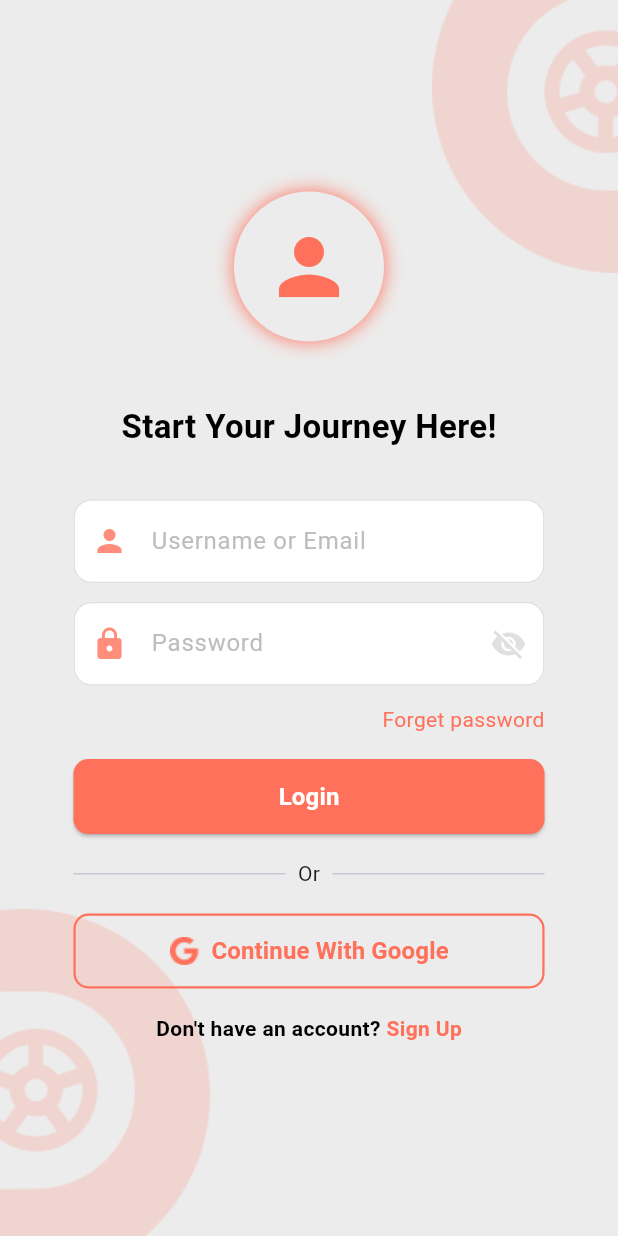
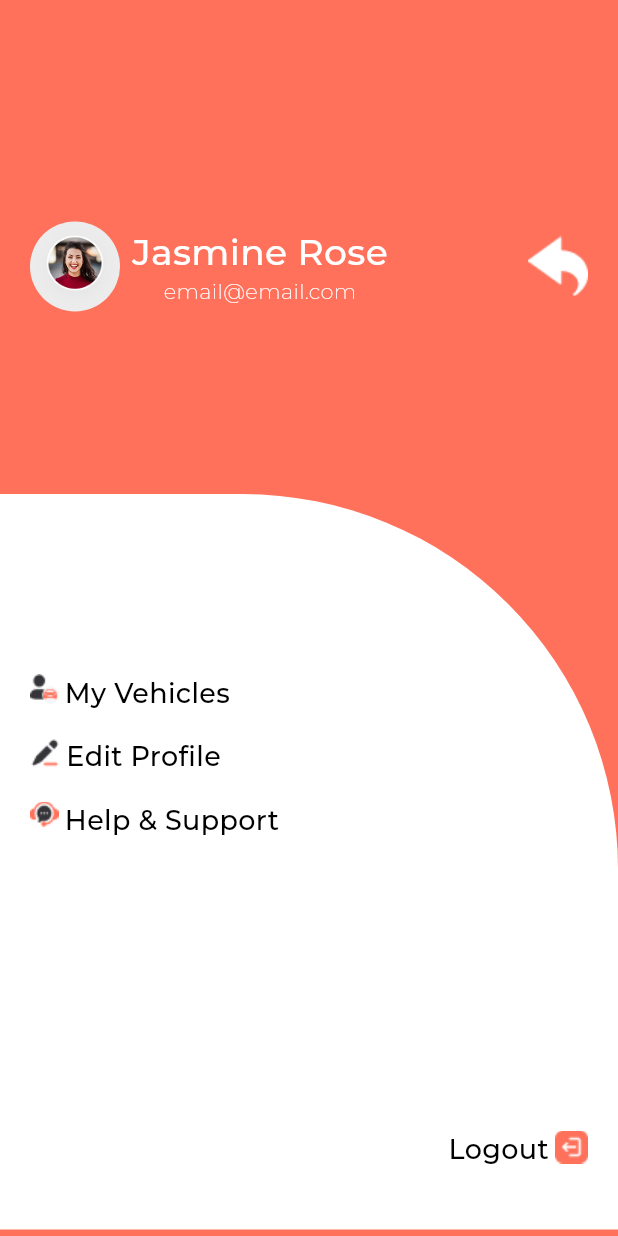
Before and after one commit to Ushna-FS/FixiBot-FYP, a Flutter app: the Login screen opened by its route, after a tap on "Continue With Google", on a phone screen of 412 x 824 dp. Run offline on Flutter 3.47's test engine with Material 3 defaults, Android fonts, the phone set to English and light mode, and no system bars; our stand-ins replace get, google_fonts.

Commit message:
profile screen

```diff
--- /dev/null
+++ b/lib/bindings/initialBinding.dart
@@ -0,0 +1,14 @@
+import 'package:get/get.dart';
+
+import '../screens/auth/controller/login_controller.dart';
+import '../screens/auth/controller/signUp_controller.dart';
+
+class InitialBinding extends Bindings{
+  @override
+  void dependencies(){
+    Get.lazyPut<LoginController>(()=>LoginController(),fenix:true);
+    Get.lazyPut<SignupController>(()=>SignupController(),fenix: true);
+
+  }
+
+}
--- a/lib/constants/app_fontStyles.dart
+++ b/lib/constants/app_fontStyles.dart
@@ -9,5 +9,20 @@ class AppFonts {
     height: 73.14 / 60,
     color: AppColors.textColor,
   );
+  static TextStyle montserratHeading = GoogleFonts.montserrat(
+    fontWeight: FontWeight.w500,
+    fontSize: 24,
+    color: AppColors.textColor,
+  );
 
+  static TextStyle montserratText = GoogleFonts.montserrat(
+    fontWeight: FontWeight.w200,
+    fontSize: 14,
+    color: AppColors.textColor,
+  );
+  static TextStyle montserratText2 = GoogleFonts.montserrat(
+    fontWeight: FontWeight.w500,
+    fontSize: 18,
+    color: AppColors.textColor2,
+  );
 }
--- a/lib/main.dart
+++ b/lib/main.dart
@@ -1,3 +1,4 @@
+import 'package:fixibot_app/bindings/initialBinding.dart';
 import 'package:fixibot_app/screens/splashScreen.dart';
 import 'package:flutter/material.dart';
 import 'package:get/get.dart';
@@ -16,6 +17,7 @@ class MyApp extends StatelessWidget {
   @override
   Widget build(BuildContext context) {
     return GetMaterialApp(
+      initialBinding: InitialBinding(),
       debugShowCheckedModeBanner: false,
       home: Splashscreen(),
       getPages: AppPages.pages,
--- a/lib/screens/auth/controller/login_controller.dart
+++ b/lib/screens/auth/controller/login_controller.dart
@@ -1,7 +1,7 @@
+import 'package:fixibot_app/screens/profile/view/profile.dart';
 import 'package:get/get.dart';
 import 'package:flutter/material.dart';
 import '../view/signup.dart';
-
 
 class LoginController extends GetxController {
   var usernameController = TextEditingController();
@@ -15,14 +15,14 @@ class LoginController extends GetxController {
     isPasswordVisible.value = !isPasswordVisible.value;
   }
 
-
-  void login() async{
+  void login() async {
     if (emailController.text.isEmpty || passwordController.text.isEmpty) {
       Get.snackbar("Error", "Please fill in all fields",
-          snackPosition: SnackPosition.BOTTOM, backgroundColor: Colors.red, colorText: Colors.white);
+          snackPosition: SnackPosition.BOTTOM,
+          backgroundColor: Colors.red,
+          colorText: Colors.white);
       return;
     }
-
   }
 
   void onClose() {
@@ -34,9 +34,10 @@ class LoginController extends GetxController {
   void LogInNavigation() {
     Get.to(SignupScreen());
   }
+
   void googleLogIn() {
     // Simulate Google Sign In
     // Get.to(LoginPage());
+    Get.to(ProfileScreen());
   }
-
 }
--- a/lib/screens/auth/view/login.dart
+++ b/lib/screens/auth/view/login.dart
@@ -17,7 +17,7 @@ class _LoginState extends State<Login> {
   @override
   Widget build(BuildContext context) {
     final Size screenSize = MediaQuery.of(context).size;
-    final LoginController controller = Get.put((LoginController()));
+    final LoginController controller = Get.find<LoginController>();
 
     return Scaffold(
       backgroundColor: AppColors.secondaryColor,
@@ -113,7 +113,9 @@ class _LoginState extends State<Login> {
                         width: 20,
                         height: 20,
                       ),
-                      onPressed: () {},
+                      onPressed: () {
+                        controller.googleLogIn();
+                      },
                     ),
                     SizedBox(height: screenSize.height * 0.02),
                     Row(
--- a/lib/screens/auth/view/signup.dart
+++ b/lib/screens/auth/view/signup.dart
@@ -10,7 +10,7 @@ class SignupScreen extends StatelessWidget {
 
   @override
   Widget build(BuildContext context) {
-    final SignupController controller = Get.put(SignupController());
+    final SignupController controller = Get.find<SignupController>();
     final Size screenSize = MediaQuery.of(context).size;
 
     return Scaffold(
--- /dev/null
+++ b/lib/screens/profile/view/profile.dart
@@ -0,0 +1,180 @@
+import 'package:fixibot_app/constants/app_colors.dart';
+import 'package:fixibot_app/screens/auth/view/login.dart';
+import 'package:flutter/material.dart';
+import 'package:get/get.dart';
+
+import '../../../constants/app_fontStyles.dart';
+
+class ProfileScreen extends StatelessWidget {
+  const ProfileScreen({super.key});
+
+  @override
+  Widget build(BuildContext context) {
+    final Size screenSize = MediaQuery.of(context).size;
+    return Scaffold(
+      backgroundColor: AppColors.mainColor,
+      body: Padding(
+        padding: const EdgeInsets.only(top: 24),
+        child: Column(
+          children: [
+            SizedBox(
+              height: screenSize.height * 0.15,
+            ),
+            Padding(
+              padding: const EdgeInsets.only(left: 20.0, right: 20.0),
+              child: Row(
+                mainAxisAlignment: MainAxisAlignment.spaceBetween,
+                crossAxisAlignment: CrossAxisAlignment.center,
+                children: [
+                  Row(
+                    mainAxisAlignment: MainAxisAlignment.center,
+                    crossAxisAlignment: CrossAxisAlignment.center,
+                    children: [
+                      CircleAvatar(
+                          backgroundColor: AppColors.secondaryColor,
+                          radius: 30,
+                          child: Image.asset(
+                            "assets/icons/profileImg.png",
+                            height: 300,
+                            width: 300,
+                          )),
+                      Padding(
+                        padding: const EdgeInsets.only(left: 8.0),
+                        child: Column(
+                          children: [
+                            Text(
+                              "Jasmine Rose",
+                              style: AppFonts.montserratHeading,
+                            ),
+                            Text(
+                              "email@email.com",
+                              style: AppFonts.montserratText,
+                            )
+                          ],
+                        ),
+                      )
+                    ],
+                  ),
+                  GestureDetector(
+                      onTap: () {
+                        //Back Button
+                        Get.back();
+                      },
+                      child: Image.asset("assets/icons/backWhiteArrow.png"))
+                ],
+              ),
+            ),
+            SizedBox(
+              height: screenSize.height * 0.1478,
+            ),
+            Stack(
+              children: [
+                Container(
+                  decoration: const BoxDecoration(
+                      color: AppColors.textColor,
+                      borderRadius:
+                          BorderRadius.only(topRight: Radius.circular(250))),
+                  width: screenSize.width * 1,
+                  height: screenSize.height * 0.595,
+                ),
+                Positioned(
+                    top: 100,
+                    child: Padding(
+                      padding: const EdgeInsets.all(20.0),
+                      child: Column(
+                        crossAxisAlignment: CrossAxisAlignment.start,
+                        children: [
+                          GestureDetector(
+                            onTap: () {},
+                            child: Row(
+                              mainAxisAlignment: MainAxisAlignment.center,
+                              crossAxisAlignment: CrossAxisAlignment.start,
+                              children: [
+                                Image.asset("assets/icons/profile.png"),
+                                SizedBox(
+                                  width: screenSize.width * 0.01,
+                                ),
+                                Text(
+                                  "My Vehicles",
+                                  style: AppFonts.montserratText2,
+                                )
+                              ],
+                            ),
+                          ),
+                          SizedBox(
+                            height: screenSize.height * 0.02,
+                          ),
+                          GestureDetector(
+                            onTap: () {},
+                            child: Row(
+                              mainAxisAlignment: MainAxisAlignment.center,
+                              crossAxisAlignment: CrossAxisAlignment.start,
+                              children: [
+                                Image.asset("assets/icons/editText.png"),
+                                SizedBox(
+                                  width: screenSize.width * 0.01,
+                                ),
+                                Text(
+                                  "Edit Profile",
+                                  style: AppFonts.montserratText2,
+                                )
+                              ],
+                            ),
+                          ),
+                          SizedBox(
+                            height: screenSize.height * 0.02,
+                          ),
+                          GestureDetector(
+                            onTap: () {},
+                            child: Row(
+                              mainAxisAlignment: MainAxisAlignment.center,
+                              crossAxisAlignment: CrossAxisAlignment.start,
+                              children: [
+                                Image.asset("assets/icons/help.png"),
+                                SizedBox(
+                                  width: screenSize.width * 0.01,
+                                ),
+                                Text(
+                                  "Help & Support",
+                                  style: AppFonts.montserratText2,
+                                )
+                              ],
+                            ),
+                          ),
+                          SizedBox(
+                            height: screenSize.height * 0.01,
+                          ),
+                        ],
+                      ),
+                    )),
+                Positioned(
+                    bottom: 40,
+                    right: 20,
+                    child: GestureDetector(
+                      onTap: () {
+                        // LogOut Button
+                        Get.to(const Login());
+                      },
+                      child: Row(
+                        mainAxisAlignment: MainAxisAlignment.center,
+                        crossAxisAlignment: CrossAxisAlignment.start,
+                        children: [
+                          Text(
+                            "Logout",
+                            style: AppFonts.montserratText2,
+                          ),
+                          SizedBox(
+                            width: screenSize.width * 0.01,
+                          ),
+                          Image.asset("assets/icons/logout.png"),
+                        ],
+                      ),
+                    ))
+              ],
+            ),
+          ],
+        ),
+      ),
+    );
+  }
+}
```
Also changed, not shown: assets/icons/backArrow.png (added), assets/icons/backWhiteArrow.png (added), assets/icons/editText.png (added), assets/icons/help.png (added), assets/icons/logout.png (added), assets/icons/profile.png (added), assets/icons/profileImg.png (added).
